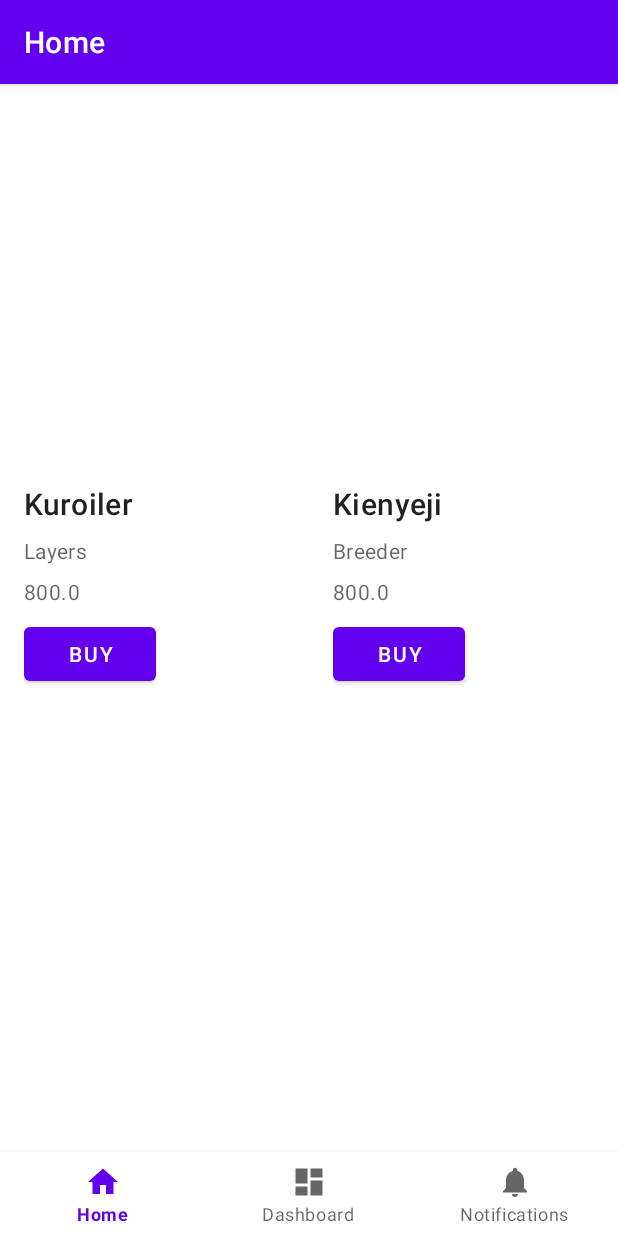
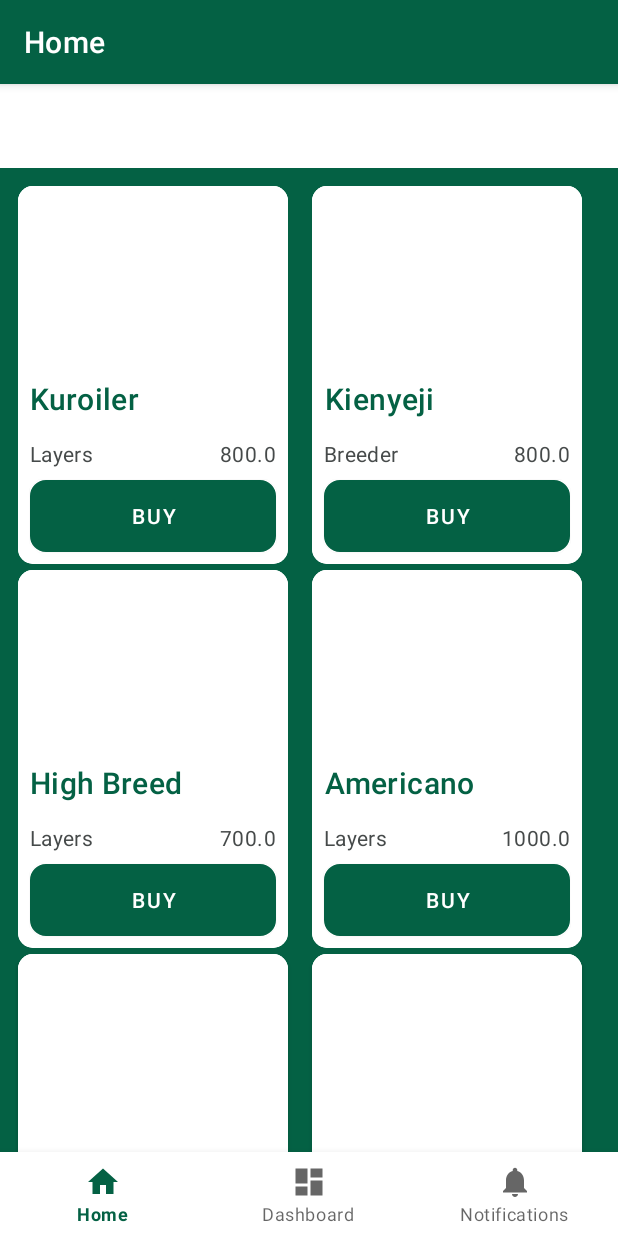
Before and after one commit to owidi-001/kuku-app, an Android app: the screen it shows after launch (MainActivity), on a phone screen of 412 x 824 dp. Run offline under Robolectric (Android 15) with nearby library versions, the phone set to English and light mode, and no system bars; our stand-ins replace navigation-ui; pictures from the network do not load.

Commit message:
card and card buttons

```diff
--- a/app/build.gradle
+++ b/app/build.gradle
@@ -39,6 +39,7 @@ dependencies {
     implementation 'androidx.lifecycle:lifecycle-viewmodel-ktx:2.5.1'
     implementation 'androidx.navigation:navigation-fragment:2.5.2'
     implementation 'androidx.navigation:navigation-ui:2.5.2'
+    implementation "androidx.cardview:cardview:1.0.0"
     testImplementation 'junit:junit:4.13.2'
     androidTestImplementation 'androidx.test.ext:junit:1.1.3'
     androidTestImplementation 'androidx.test.espresso:espresso-core:3.4.0'
--- a/app/src/main/AndroidManifest.xml
+++ b/app/src/main/AndroidManifest.xml
@@ -25,4 +25,7 @@
         </activity>
     </application>
 
+    <uses-permission android:name="android.permission.INTERNET" />
+    <uses-permission android:name="android.permission.ACCESS_NETWORK_STATE" />
+
 </manifest>
--- a/app/src/main/java/com/example/kuku/ui/home/HomeViewModel.java
+++ b/app/src/main/java/com/example/kuku/ui/home/HomeViewModel.java
@@ -17,14 +17,14 @@ public class HomeViewModel extends ViewModel {
         items = new MutableLiveData<>();
         ArrayList<Item> data = new ArrayList<Item>();
 
-        data.add(new Item("Kuroiler","Layers","http://pngimg.com/download/2146",800));
-        data.add(new Item("Kienyeji","Breeder","http://pngimg.com/download/2146",800));
-        data.add(new Item("High Breed","Layers","http://pngimg.com/download/2146",700));
-        data.add(new Item("Americano","Layers","http://pngimg.com/download/2146",1000));
-        data.add(new Item("Kuroiler","Broilers","http://pngimg.com/download/2146",800));
-        data.add(new Item("Kienyeji","Layers","http://pngimg.com/download/2146",500));
-        data.add(new Item("High Breed","eggs","http://pngimg.com/download/2146",20));
-        data.add(new Item("Americano","chicks","http://pngimg.com/download/2146",120));
+        data.add(new Item("Kuroiler","Layers","https://pngimg.com/uploads/chicken/chicken_PNG2146.png",800));
+        data.add(new Item("Kienyeji","Breeder","https://pngimg.com/uploads/chicken/chicken_PNG2164.png",800));
+        data.add(new Item("High Breed","Layers","https://pngimg.com/uploads/chicken/chicken_PNG2146.png",700));
+        data.add(new Item("Americano","Layers","https://pngimg.com/uploads/chicken/chicken_PNG2146.png",1000));
+        data.add(new Item("Kuroiler","Broilers","https://pngimg.com/uploads/chicken/chicken_PNG2146.png",800));
+        data.add(new Item("Kienyeji","Layers","https://pngimg.com/uploads/chicken/chicken_PNG2146.png",500));
+        data.add(new Item("High Breed","eggs","https://pngimg.com/uploads/chicken/chicken_PNG2146.png",20));
+        data.add(new Item("Americano","chicks","https://pngimg.com/uploads/chicken/chicken_PNG2146.png",120));
 
         items.setValue(data);
     }
--- a/app/src/main/java/com/example/kuku/ui/home/ItemAdaptor.java
+++ b/app/src/main/java/com/example/kuku/ui/home/ItemAdaptor.java
@@ -30,7 +30,7 @@ public class ItemAdaptor extends RecyclerView.Adapter<ItemAdaptor.ViewHolder> {
     @Override
     public ViewHolder onCreateViewHolder(@NonNull ViewGroup parent, int viewType) {
         view = LayoutInflater.from(parent.getContext()).inflate(
-                R.layout.row_item,parent,false
+                R.layout.card_item,parent,false
         );
         return new ViewHolder(view);
     }
--- /dev/null
+++ b/app/src/main/res/drawable/rounded_button.xml
@@ -0,0 +1,24 @@
+<?xml version="1.0" encoding="utf-8"?>
+<selector xmlns:android="http://schemas.android.com/apk/res/android">
+    <item android:state_pressed="true">
+        <shape android:shape="rectangle">
+            <corners android:radius="10dip"/>
+            <stroke android:width="1dip" android:color="@color/primary"/>
+            <gradient android:angle="-90" android:startColor="@color/primary" android:endColor="@color/primary"/>
+        </shape>
+    </item>
+    <item android:state_focused="true">
+        <shape android:shape="rectangle"  >
+            <corners android:radius="10dip" />
+            <stroke android:width="1dip" android:color="@color/primary"/>
+            <solid android:color="@color/primary"/>
+        </shape>
+    </item>
+    <item >
+        <shape android:shape="rectangle"  >
+            <corners android:radius="10dip" />
+            <stroke android:width="1dip" android:color="@color/primary"/>
+            <gradient android:angle="-90" android:startColor="@color/primary" android:endColor="@color/primary"/>
+        </shape>
+    </item>
+</selector>
--- /dev/null
+++ b/app/src/main/res/layout/card_item.xml
@@ -0,0 +1,79 @@
+<?xml version="1.0" encoding="utf-8"?>
+<androidx.cardview.widget.CardView xmlns:android="http://schemas.android.com/apk/res/android"
+    android:layout_width="180dp"
+    android:layout_height="wrap_content"
+    xmlns:app="http://schemas.android.com/apk/res-auto"
+    android:elevation="10dp"
+    android:background="@color/white"
+    android:layout_margin="2dp"
+    app:cardCornerRadius="@dimen/card_radius">
+
+    <LinearLayout
+        android:layout_width="match_parent"
+        android:layout_height="match_parent"
+        android:orientation="vertical"
+        android:background="@color/white"
+        >
+
+
+        <ImageView
+            android:id="@+id/image"
+            android:layout_width="match_parent"
+            android:layout_height="120dp"
+            android:scaleType="centerCrop"
+            android:src="@mipmap/ic_launcher_round"
+            android:background="@color/white"/>
+
+        <TextView
+            android:id="@+id/breed"
+            android:layout_width="wrap_content"
+            android:layout_height="wrap_content"
+            android:text="Breed"
+            android:textAppearance="?attr/textAppearanceHeadline6"
+            android:gravity="center"
+            android:layout_margin="8dp"
+            android:textColor="@color/primary"
+            />
+
+        <LinearLayout
+            android:layout_width="match_parent"
+            android:layout_height="wrap_content"
+            android:orientation="horizontal"
+            android:layout_marginHorizontal="8dp"
+            android:paddingTop="5dp"
+            >
+
+            <TextView
+                android:id="@+id/type"
+                android:layout_width="wrap_content"
+                android:layout_height="wrap_content"
+                android:textAppearance="?attr/textAppearanceBody2"
+                android:textColor="@color/secondary" />
+
+            <Space
+                android:layout_width="0dp"
+                android:layout_height="match_parent"
+                android:layout_weight="5" />
+
+            <TextView
+                android:id="@+id/price"
+                android:layout_width="wrap_content"
+                android:layout_height="wrap_content"
+                android:textAppearance="?attr/textAppearanceBody2"
+                android:textColor="@color/secondary" />
+
+        </LinearLayout>
+
+        <Button
+            android:layout_width="match_parent"
+            android:layout_height="wrap_content"
+            android:layout_margin="8dp"
+            android:text="@string/buy"
+            android:background="@drawable/rounded_button"
+            android:textColor="@color/white"
+
+            />
+
+    </LinearLayout>
+
+</androidx.cardview.widget.CardView>
--- a/app/src/main/res/layout/fragment_home.xml
+++ b/app/src/main/res/layout/fragment_home.xml
@@ -13,7 +13,7 @@
         android:orientation="vertical"
         tools:layout_editor_absoluteX="1dp"
         tools:layout_editor_absoluteY="1dp"
-        android:background="@color/white"
+        android:background="@color/primary"
         >
 
         <androidx.recyclerview.widget.RecyclerView
@@ -21,7 +21,9 @@
             android:layout_width="match_parent"
             android:layout_height="wrap_content"
             app:layout_constraintStart_toStartOf="parent"
-            app:layout_constraintTop_toTopOf="parent" />
+            app:layout_constraintTop_toTopOf="parent"
+            android:padding="10dp"
+            />
 
     </LinearLayout>
 </androidx.constraintlayout.widget.ConstraintLayout>
--- a/app/src/main/res/layout/row_item.xml
+++ /dev/null
@@ -1,63 +0,0 @@
-<?xml version="1.0" encoding="utf-8"?>
-<androidx.constraintlayout.widget.ConstraintLayout xmlns:android="http://schemas.android.com/apk/res/android"
-    xmlns:tools="http://schemas.android.com/tools"
-    android:layout_width="match_parent"
-    android:layout_height="match_parent">
-
-
-    <LinearLayout
-        android:layout_width="409dp"
-        android:layout_height="729dp"
-        android:orientation="vertical"
-        tools:layout_editor_absoluteX="1dp"
-        tools:layout_editor_absoluteY="1dp">
-
-        <ImageView
-            android:id="@+id/image"
-            android:layout_width="match_parent"
-            android:layout_height="194dp"
-            android:scaleType="centerCrop"
-            android:src="@mipmap/ic_launcher_round"/>
-
-        <LinearLayout
-            android:layout_width="match_parent"
-            android:layout_height="wrap_content"
-            android:orientation="vertical"
-            android:padding="16dp">
-
-            <!-- Title, secondary and supporting text -->
-            <TextView
-                android:layout_width="wrap_content"
-                android:layout_height="wrap_content"
-                android:text="Breed"
-                android:id="@+id/breed"
-                android:textAppearance="?attr/textAppearanceHeadline6" />
-
-            <TextView
-                android:layout_width="wrap_content"
-                android:layout_height="wrap_content"
-                android:layout_marginTop="8dp"
-                android:text="100"
-                android:id="@+id/type"
-                android:textAppearance="?attr/textAppearanceBody2"
-                android:textColor="?android:attr/textColorSecondary" />
-
-            <TextView
-                android:layout_width="wrap_content"
-                android:layout_height="wrap_content"
-                android:layout_marginTop="8dp"
-                android:text="100"
-                android:id="@+id/price"
-                android:textAppearance="?attr/textAppearanceBody2"
-                android:textColor="?android:attr/textColorSecondary" />
-
-            <Button
-                android:layout_width="wrap_content"
-                android:layout_height="wrap_content"
-                android:text="Buy"
-                android:layout_marginTop="8dp"
-                />
-        </LinearLayout>
-
-    </LinearLayout>
-</androidx.constraintlayout.widget.ConstraintLayout>
--- a/app/src/main/res/values-night/themes.xml
+++ b/app/src/main/res/values-night/themes.xml
@@ -2,12 +2,12 @@
     <!-- Base application theme. -->
     <style name="Theme.Kuku" parent="Theme.MaterialComponents.DayNight.DarkActionBar">
         <!-- Primary brand color. -->
-        <item name="colorPrimary">@color/purple_200</item>
-        <item name="colorPrimaryVariant">@color/purple_700</item>
+        <item name="colorPrimary">@color/primary</item>
+        <item name="colorPrimaryVariant">@color/gradient</item>
         <item name="colorOnPrimary">@color/black</item>
         <!-- Secondary brand color. -->
-        <item name="colorSecondary">@color/teal_200</item>
-        <item name="colorSecondaryVariant">@color/teal_200</item>
+        <item name="colorSecondary">@color/secondary</item>
+        <item name="colorSecondaryVariant">@color/light</item>
         <item name="colorOnSecondary">@color/black</item>
         <!-- Status bar color. -->
         <item name="android:statusBarColor" tools:targetApi="l">?attr/colorPrimaryVariant</item>
--- a/app/src/main/res/values/colors.xml
+++ b/app/src/main/res/values/colors.xml
@@ -1,10 +1,9 @@
 <?xml version="1.0" encoding="utf-8"?>
 <resources>
-    <color name="purple_200">#FFBB86FC</color>
-    <color name="purple_500">#FF6200EE</color>
-    <color name="purple_700">#FF3700B3</color>
-    <color name="teal_200">#FF03DAC5</color>
-    <color name="teal_700">#FF018786</color>
+    <color name="primary">#FF046144</color>
+    <color name="gradient">#FF018786</color>
+    <color name="secondary">#FF464A4A</color>
+    <color name="light">#FF99A1A1</color>
     <color name="black">#FF000000</color>
     <color name="white">#FFFFFFFF</color>
 </resources>
--- a/app/src/main/res/values/dimens.xml
+++ b/app/src/main/res/values/dimens.xml
@@ -2,4 +2,6 @@
     <!-- Default screen margins, per the Android Design guidelines. -->
     <dimen name="activity_horizontal_margin">16dp</dimen>
     <dimen name="activity_vertical_margin">16dp</dimen>
+    <dimen name="card_radius">10dp</dimen>
+    <dimen name="button_radius">10dp</dimen>
 </resources>
--- a/app/src/main/res/values/strings.xml
+++ b/app/src/main/res/values/strings.xml
@@ -12,4 +12,5 @@
 
     <!--  Dummy text  -->
     <string name="dummy">Lorem ipsum dolor sit amet, consectetur adipisicing elit. Est fuga molestias optio perferendis quasi quidem vitae. Quidem, repellendus voluptatibus! Autem dolores enim eveniet facilis hic maiores minus unde ut voluptates?</string>
+    <string name="buy">Buy</string>
 </resources>
--- a/app/src/main/res/values/themes.xml
+++ b/app/src/main/res/values/themes.xml
@@ -2,12 +2,13 @@
     <!-- Base application theme. -->
     <style name="Theme.Kuku" parent="Theme.MaterialComponents.DayNight.DarkActionBar">
         <!-- Primary brand color. -->
-        <item name="colorPrimary">@color/purple_500</item>
-        <item name="colorPrimaryVariant">@color/purple_700</item>
+        <item name="colorPrimary">@color/primary</item>
+        <item name="colorPrimaryVariant">@color/gradient</item>
         <item name="colorOnPrimary">@color/white</item>
+
         <!-- Secondary brand color. -->
-        <item name="colorSecondary">@color/teal_200</item>
-        <item name="colorSecondaryVariant">@color/teal_700</item>
+        <item name="colorSecondary">@color/secondary</item>
+        <item name="colorSecondaryVariant">@color/light</item>
         <item name="colorOnSecondary">@color/black</item>
         <!-- Status bar color. -->
         <item name="android:statusBarColor" tools:targetApi="l">?attr/colorPrimaryVariant</item>
--- a/build.gradle
+++ b/build.gradle
@@ -4,6 +4,7 @@ plugins {
     id 'com.android.library' version '7.2.1' apply false
 }
 
+
 task clean(type: Delete) {
     delete rootProject.buildDir
 }
```
